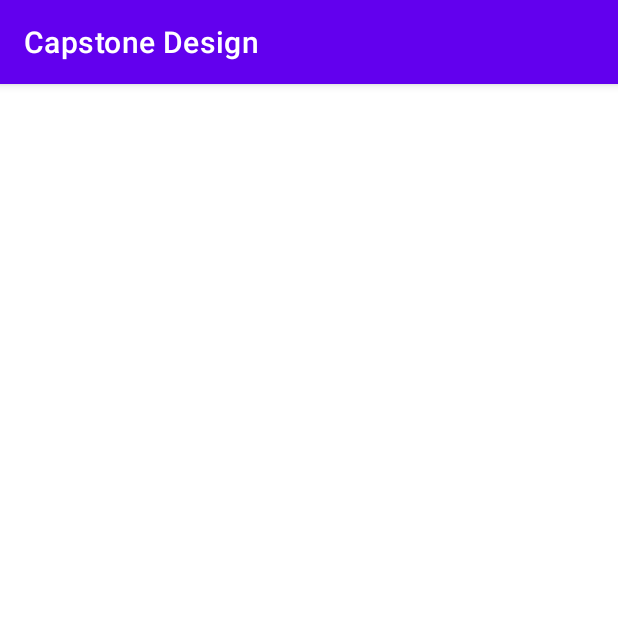
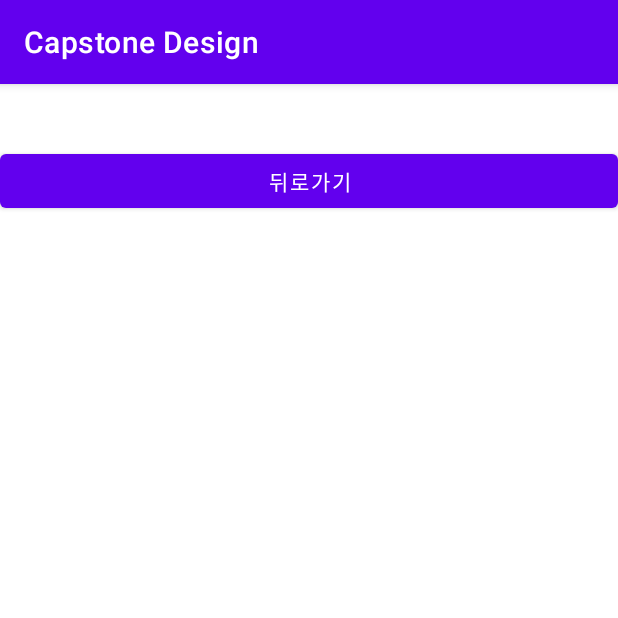
Before and after one commit to ycisw/Capstone_Design, an Android app: the StudentProfile screen opened directly, with no data from a screen before it, on a phone screen of 412 x 824 dp, the top half of it. Run offline under Robolectric (Android 15) with nearby library versions, the phone set to English and light mode, and no system bars.

Commit message:
뒤로가기 버튼, 학생 리스트를 클릭했을 때 학생이름이 나오는 페이지

```diff
--- a/app/src/main/java/com/example/capstonedesign/StudentProfile.java
+++ b/app/src/main/java/com/example/capstonedesign/StudentProfile.java
@@ -3,6 +3,8 @@ package com.example.capstonedesign;
 import androidx.appcompat.app.AppCompatActivity;
 
 import android.os.Bundle;
+import android.widget.Button;
+import android.widget.TextView;
 
 public class StudentProfile extends AppCompatActivity {
 
@@ -10,5 +12,15 @@ public class StudentProfile extends AppCompatActivity {
     protected void onCreate(Bundle savedInstanceState) {
         super.onCreate(savedInstanceState);
         setContentView(R.layout.activity_student_profile);
+
+        String name = getIntent().getStringExtra("name");
+        TextView sname = (TextView) findViewById(R.id.sname);
+        sname.setText(name);
+        Button back = (Button) findViewById(R.id.back2);
+
+        back.setOnClickListener(v->{
+            finish();
+        });
+
     }
 }
--- a/app/src/main/java/com/example/capstonedesign/Sub2.java
+++ b/app/src/main/java/com/example/capstonedesign/Sub2.java
@@ -38,11 +38,16 @@ public class Sub2 extends AppCompatActivity {
         sub2dialog.setContentView(R.layout.activity_sub2_dialog);
 
         Button student_add = findViewById(R.id.student_add);
+        Button back = findViewById(R.id.back1);
         ListView listView = findViewById(R.id.listView1);
 
         adapter = new ListViewAdapter();
         listView.setAdapter(adapter);
         adapter.setActivity(this);
+
+        back.setOnClickListener(v->{
+            finish();
+        });
 
         student_add.setOnClickListener(v->{
             showSub2Dialog();
--- a/app/src/main/java/com/example/capstonedesign/student/ListViewAdapter.java
+++ b/app/src/main/java/com/example/capstonedesign/student/ListViewAdapter.java
@@ -60,7 +60,7 @@ public class ListViewAdapter extends BaseAdapter {
 
         convertView.setOnClickListener(v->{
             Intent intent = new Intent(activity, StudentProfile.class);
-            intent.putExtra("sid",listViewItem.getSid());
+            intent.putExtra("name",listViewItem.getName());
             activity.startActivity(intent);
         });
         return convertView;
--- a/app/src/main/res/layout/activity_student_profile.xml
+++ b/app/src/main/res/layout/activity_student_profile.xml
@@ -1,9 +1,24 @@
 <?xml version="1.0" encoding="utf-8"?>
-<androidx.constraintlayout.widget.ConstraintLayout xmlns:android="http://schemas.android.com/apk/res/android"
+<LinearLayout xmlns:android="http://schemas.android.com/apk/res/android"
     xmlns:app="http://schemas.android.com/apk/res-auto"
     xmlns:tools="http://schemas.android.com/tools"
     android:layout_width="match_parent"
     android:layout_height="match_parent"
+    android:orientation="vertical"
     tools:context=".StudentProfile">
 
-</androidx.constraintlayout.widget.ConstraintLayout>
+    <TextView
+        android:layout_width="match_parent"
+        android:layout_height="wrap_content"
+        android:id="@+id/sname"
+        android:gravity="center"
+        android:text="학생이름"
+        android:textSize="30dp"/>
+
+    <Button
+        android:layout_width="match_parent"
+        android:layout_height="wrap_content"
+        android:id="@+id/back2"
+        android:text="뒤로가기" />
+
+</LinearLayout>
```
Also changed, not shown: app/src/main/res/layout/activity_sub2.xml (+7 -1 lines).
